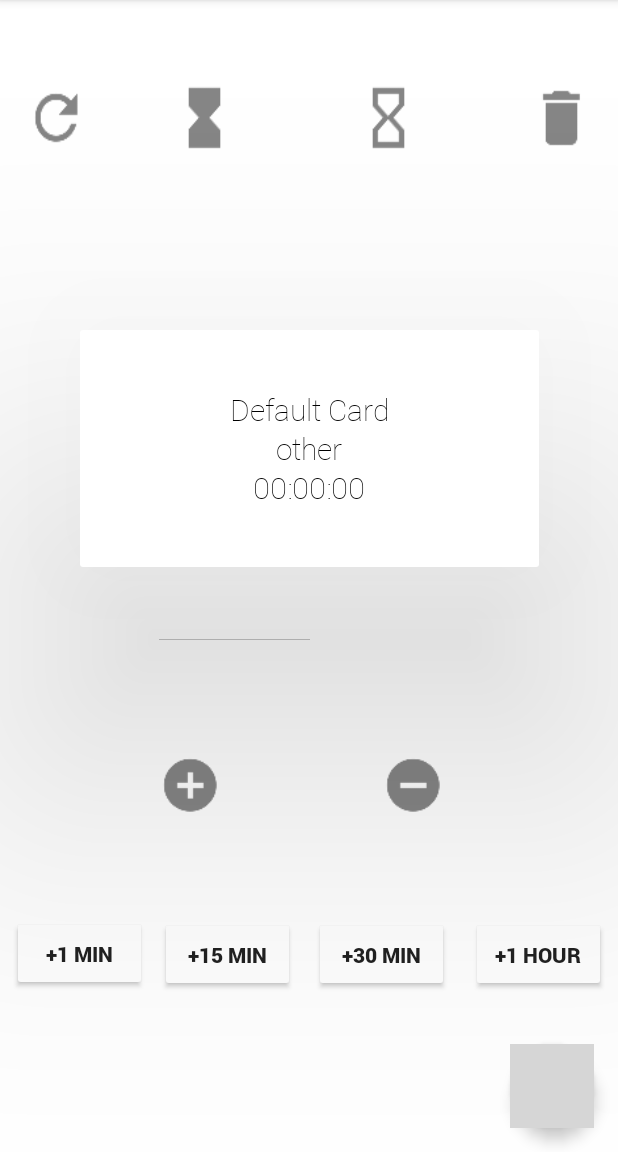
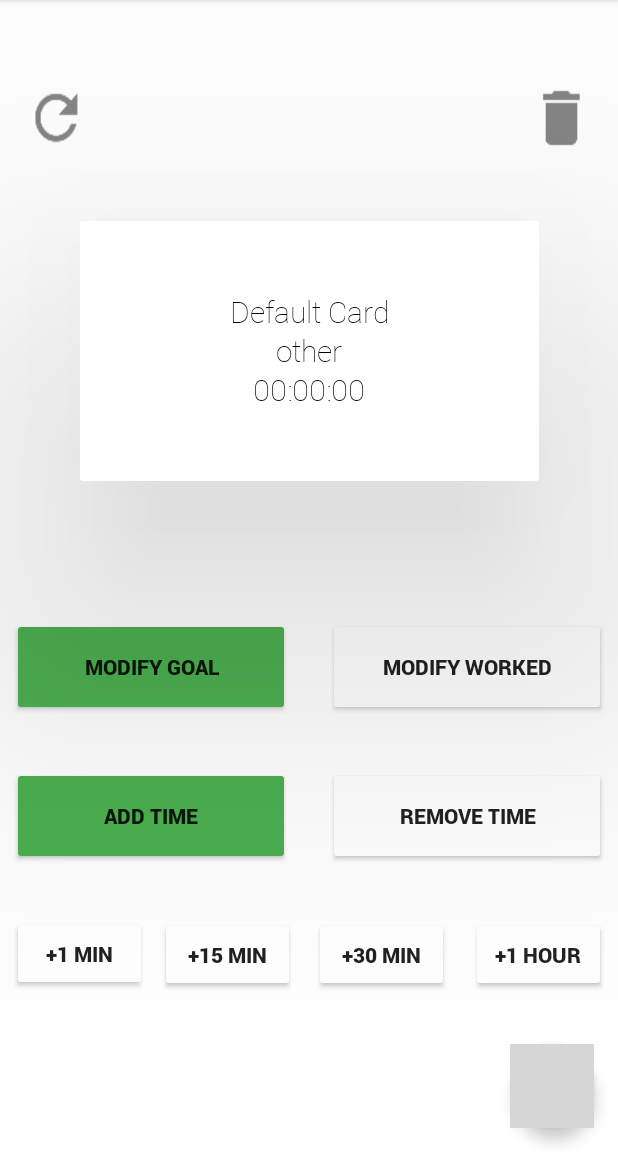
Before and after one commit to EthanJWright/PunchCard, an Android app: the screen it shows after launch (MainActivity), on a phone screen of 412 x 824 dp, the part 84-1236 px from its top. Run offline under Robolectric (Android 15) with nearby library versions, the phone set to English and light mode, and no system bars; grey boxes are pictures that could not be loaded.

Commit message:
Moved Modify Goal code to work with Add Time

```diff
--- a/JavaPunchCard/app/build.gradle
+++ b/JavaPunchCard/app/build.gradle
@@ -5,7 +5,7 @@ android {
     buildToolsVersion "25.0.3"
     defaultConfig {
         applicationId "com.example.ethanwright.javapunchcard"
-        minSdkVersion 15
+        minSdkVersion 21
         targetSdkVersion 25
         versionCode 1
         versionName "1.0"
--- a/JavaPunchCard/app/src/main/java/com/example/ethanwright/javapunchcard/MainActivity.java
+++ b/JavaPunchCard/app/src/main/java/com/example/ethanwright/javapunchcard/MainActivity.java
@@ -47,6 +47,7 @@ public class MainActivity extends AppCompatActivity
 
     final public CardView punchCardInterface = new CardView();
     public Button but;
+    public boolean isSettingGoal = true;
 
 
     private void startNotification(){
@@ -79,8 +80,9 @@ public class MainActivity extends AppCompatActivity
 
     @RequiresApi(api = Build.VERSION_CODES.LOLLIPOP)
     private void updateUI() {
-        Typeface roboto = Typeface.createFromAsset(getAssets(), "fonts/Roboto-Thin.ttf");
-        but.setTypeface(roboto);
+        Typeface roboto_thin = Typeface.createFromAsset(getAssets(), "fonts/Roboto-Thin.ttf");
+        Typeface roboto = Typeface.createFromAsset(getAssets(), "fonts/Roboto.ttf");
+        but.setTypeface(roboto_thin);
         // color the button correctly
         int color = Colors.light_color;
         FormatTime ftime = new FormatTime();
@@ -161,12 +163,12 @@ public class MainActivity extends AppCompatActivity
         }
     }
 
-     public void addHourGoal() {
-         punchCardInterface.getCurrent().getCard().setGoal(punchCardInterface.getCurrent().getCard().getGoal() + 1800000);
+     public void addGoal(Long amount) {
+         punchCardInterface.getCurrent().getCard().setGoal(punchCardInterface.getCurrent().getCard().getGoal() + amount);
     }
-    public void removeHourGoal(){
+    public void removeGoal(Long amount){
         if(punchCardInterface.getCurrent().getCard().getGoal() > 0) {
-            punchCardInterface.getCurrent().getCard().setGoal(punchCardInterface.getCurrent().getCard().getGoal() - 1800000);
+            punchCardInterface.getCurrent().getCard().setGoal(punchCardInterface.getCurrent().getCard().getGoal() - amount);
         }
     }
 
@@ -227,6 +229,20 @@ public void punchInOut(){
 
 }
 
+@RequiresApi(api = Build.VERSION_CODES.LOLLIPOP)
+public void changeValues(Long amount){
+    long adding = amount * subtracting;
+        if (isSettingGoal) {
+            Long changing = punchCardInterface.getCurrent().getCard().getGoal();
+            if(changing + adding > 0) {
+                punchCardInterface.getCurrent().getCard().setGoal(changing + adding);
+            }
+        } else {
+            punchCardInterface.getCurrent().getCard().addUserBuffer(adding);
+        }
+        updateUI();
+}
+
 
     private int subtracting = 1;
 
@@ -279,15 +295,14 @@ public void punchInOut(){
         startInterfaceTimer();
 
 
-        Typeface roboto = Typeface.createFromAsset(getAssets(), "fonts/Roboto.ttf");
+
+        final Typeface roboto = Typeface.createFromAsset(getAssets(), "fonts/Roboto.ttf");
         final Button addMin = (Button) findViewById(R.id.add_one);
         addMin.setTypeface(roboto);
          addMin.setOnClickListener(new OnClickListener() {
             @Override
             public void onClick(View v) {
-                long mill_in_min = 60000 * subtracting;
-                punchCardInterface.getCurrent().getCard().addUserBuffer(mill_in_min);
-                updateUI();
+                changeValues((long) 60000);
             }
         });
 
@@ -296,9 +311,7 @@ public void punchInOut(){
          addFifteen.setOnClickListener(new OnClickListener() {
             @Override
             public void onClick(View v) {
-                long mill_in_fifteen = 900000 * subtracting;
-                punchCardInterface.getCurrent().getCard().addUserBuffer(mill_in_fifteen);
-                updateUI();
+                changeValues((long) 900000 );
             }
         });
 
@@ -307,9 +320,7 @@ public void punchInOut(){
          addThirty.setOnClickListener(new OnClickListener() {
             @Override
             public void onClick(View v) {
-                long mill_in_thirty_min = 1800000 * subtracting;
-                punchCardInterface.getCurrent().getCard().addUserBuffer(mill_in_thirty_min);
-                updateUI();
+                changeValues((long) 1800000);
             }
         });
 
@@ -318,14 +329,18 @@ public void punchInOut(){
          addHour.setOnClickListener(new OnClickListener() {
             @Override
             public void onClick(View v) {
-                long mill_in_hour = 3600000 * subtracting;
-                punchCardInterface.getCurrent().getCard().addUserBuffer(mill_in_hour);
-                updateUI();
+                changeValues((long) 3600000 );
             }
         });
 
 
         final Button setSubtract = (Button) findViewById(R.id.minus_sign);
+        final Button setAdd = (Button) findViewById(R.id.plus_sign);
+        setSubtract.setBackgroundTintList(ColorStateList.valueOf(Colors.light_color));
+        setAdd.setBackgroundTintList(ColorStateList.valueOf(Colors.dark_color));
+        setAdd.setTypeface(roboto);
+        setSubtract.setTypeface(roboto);
+
         setSubtract.setOnClickListener(new OnClickListener() {
             @Override
             public void onClick(View v) {
@@ -333,11 +348,12 @@ public void punchInOut(){
                 addFifteen.setText("-" + "15 min");
                 addThirty.setText("-" + "30 min");
                 addHour.setText("-" + "1 hour");
+                setSubtract.setBackgroundTintList(ColorStateList.valueOf(Colors.dark_color));
+                setAdd.setBackgroundTintList(ColorStateList.valueOf(Colors.light_color));
                 subtracting = -1;
             }
         });
 
-        final Button setAdd = (Button) findViewById(R.id.plus_sign);
         setAdd.setOnClickListener(new OnClickListener() {
             @Override
             public void onClick(View v) {
@@ -346,6 +362,8 @@ public void punchInOut(){
                 addThirty.setText("+" + "30 min");
                 addHour.setText("+" + "1 hour");
                 subtracting = 1;
+                setSubtract.setBackgroundTintList(ColorStateList.valueOf(Colors.light_color));
+                setAdd.setBackgroundTintList(ColorStateList.valueOf(Colors.dark_color));
             }
         });
 
@@ -370,20 +388,31 @@ public void punchInOut(){
             }
         });
 
-        final Button addHourGoalButton = (Button) findViewById(R.id.add_hour_goal);
-        addHourGoalButton.setOnClickListener(new OnClickListener() {
+        // Set up Modify buttons
+        final Button removeGoalButton = (Button) findViewById(R.id.remove_hour_goal);
+        final Button addGoalButton = (Button) findViewById(R.id.add_hour_goal);
+
+        addGoalButton.setTypeface(roboto);
+        removeGoalButton.setTypeface(roboto);
+        addGoalButton.setBackgroundTintList(ColorStateList.valueOf(Colors.dark_color));
+        removeGoalButton.setBackgroundTintList(ColorStateList.valueOf(Colors.white));
+
+        addGoalButton.setOnClickListener(new OnClickListener() {
             @Override
             public void onClick(View v) {
-                addHourGoal();
+                addGoalButton.setBackgroundTintList(ColorStateList.valueOf(Colors.dark_color));
+                removeGoalButton.setBackgroundTintList(ColorStateList.valueOf(Colors.white));
+                isSettingGoal = true;
                 updateUI();
             }
         });
 
-        final Button removeHourGoalButton = (Button) findViewById(R.id.remove_hour_goal);
-        removeHourGoalButton.setOnClickListener(new OnClickListener() {
+        removeGoalButton.setOnClickListener(new OnClickListener() {
             @Override
             public void onClick(View v) {
-                removeHourGoal();
+                addGoalButton.setBackgroundTintList(ColorStateList.valueOf(Colors.light_color));
+                removeGoalButton.setBackgroundTintList(ColorStateList.valueOf(Colors.dark_color));
+                isSettingGoal = false;
                 updateUI();
             }
         });
--- a/JavaPunchCard/app/src/main/res/layout/app_bar_main.xml
+++ b/JavaPunchCard/app/src/main/res/layout/app_bar_main.xml
@@ -29,18 +29,7 @@
         android:layout_margin="@dimen/fab_margin"
         app:srcCompat="@android:drawable/ic_dialog_email" />
 
-    <Button style="@style/Widget.AppCompat.Button"
-        android:id="@+id/current_card"
-        android:elevation="130dp"
-        android:textAllCaps="false"
-        android:layout_width="314dp"
-        android:layout_height="170dp"
-        android:stateListAnimator="@drawable/button_elevation"
-        android:layout_gravity="top|center_horizontal"
-        android:padding="10dp"
-        android:textColor="@color/black"
-        app:layout_anchor="@+id/include"
-        app:layout_anchorGravity="center_vertical|center_horizontal" />
+
 
 
 
@@ -52,9 +41,30 @@
 
 
 
+
+
     <android.support.constraint.ConstraintLayout
         android:layout_width="match_parent"
         android:layout_height="match_parent">
+
+    <Button style="@style/Widget.AppCompat.Button"
+        android:id="@+id/current_card"
+        android:elevation="130dp"
+        android:textAllCaps="false"
+        android:layout_width="314dp"
+        android:layout_height="185dp"
+        android:stateListAnimator="@drawable/button_elevation"
+        app:layout_anchorGravity="top|right"
+        android:layout_marginLeft="8dp"
+        app:layout_constraintLeft_toLeftOf="parent"
+        app:layout_constraintTop_toTopOf="parent"
+        android:layout_marginTop="8dp"
+        android:layout_marginRight="8dp"
+        app:layout_constraintRight_toRightOf="parent"
+        app:layout_constraintBottom_toBottomOf="parent"
+        android:layout_marginBottom="8dp"
+                    app:layout_constraintVertical_bias="0.304" />
+
 
         <Button
             android:id="@+id/delete_button"
@@ -95,12 +105,12 @@
             app:layout_constraintVertical_bias="0.135" />
 
 
-    <Button
+        <Button style="@style/Widget.AppCompat.Button"
             android:id="@+id/add_hour_goal"
-        android:layout_width="42dp"
-        android:layout_height="wrap_content"
+            android:layout_width="185dp"
+            android:layout_height="65dp"
+            android:text="@string/modify_goal"
             android:layout_gravity="bottom|center_horizontal"
-        android:background="@drawable/ic_add_goal_hour"
             app:layout_anchorGravity="top|center_horizontal"
             app:layout_constraintTop_toTopOf="parent"
             android:layout_marginTop="8dp"
@@ -110,15 +120,15 @@
             app:layout_constraintLeft_toLeftOf="parent"
             android:layout_marginRight="8dp"
             app:layout_constraintRight_toRightOf="parent"
-        app:layout_constraintHorizontal_bias="0.303"
-        app:layout_constraintVertical_bias="0.135" />
+            app:layout_constraintHorizontal_bias="0.0"
+            app:layout_constraintVertical_bias="0.619" />
 
-    <Button
+        <Button style="@style/Widget.AppCompat.Button"
             android:id="@+id/remove_hour_goal"
-        android:layout_width="42dp"
-        android:layout_height="wrap_content"
+            android:layout_width="185dp"
+            android:layout_height="65dp"
+            android:text="@string/modify_worked"
             android:layout_gravity="bottom|center_horizontal"
-        android:background="@drawable/ic_remove_goal_hour"
             app:layout_anchorGravity="bottom|center_horizontal"
             app:layout_constraintTop_toTopOf="parent"
             android:layout_marginTop="8dp"
@@ -128,8 +138,8 @@
             app:layout_constraintRight_toRightOf="parent"
             android:layout_marginLeft="8dp"
             app:layout_constraintLeft_toLeftOf="parent"
-        app:layout_constraintHorizontal_bias="0.65"
-        app:layout_constraintVertical_bias="0.135" />
+            app:layout_constraintHorizontal_bias="1.0"
+            app:layout_constraintVertical_bias="0.619" />
 
         <Button style="@style/Widget.AppCompat.Button"
             android:id="@+id/add_hour"
@@ -210,9 +220,9 @@
 
         <Button style="@style/Widget.AppCompat.Button"
             android:id="@+id/plus_sign"
-            android:layout_width="42dp"
-            android:layout_height="42dp"
-            android:background="@drawable/ic_add_circle_in"
+            android:layout_width="185dp"
+            android:layout_height="65dp"
+            android:text="@string/add_time"
             app:layout_constraintTop_toTopOf="parent"
             android:layout_marginTop="8dp"
             app:layout_constraintBottom_toBottomOf="parent"
@@ -221,14 +231,14 @@
             app:layout_constraintLeft_toLeftOf="parent"
             android:layout_marginRight="8dp"
             app:layout_constraintRight_toRightOf="parent"
-            app:layout_constraintHorizontal_bias="0.276"
-            app:layout_constraintVertical_bias="0.719" />
+            app:layout_constraintHorizontal_bias="0.0"
+            app:layout_constraintVertical_bias="0.753" />
 
         <Button
             android:id="@+id/minus_sign"
-            android:layout_width="42dp"
-            android:layout_height="42dp"
-            android:background="@drawable/ic_remove_circle_in"
+            android:layout_width="185dp"
+            android:layout_height="65dp"
+            android:text="@string/remove_time"
             android:layout_marginLeft="8dp"
             app:layout_constraintLeft_toLeftOf="parent"
             android:layout_marginRight="8dp"
@@ -237,8 +247,8 @@
             android:layout_marginTop="8dp"
             app:layout_constraintBottom_toBottomOf="parent"
             android:layout_marginBottom="8dp"
-            app:layout_constraintHorizontal_bias="0.696"
-            app:layout_constraintVertical_bias="0.719" />
+            app:layout_constraintHorizontal_bias="1.0"
+            app:layout_constraintVertical_bias="0.753" />
 
     </android.support.constraint.ConstraintLayout>
 
--- a/JavaPunchCard/app/src/main/res/values/strings.xml
+++ b/JavaPunchCard/app/src/main/res/values/strings.xml
@@ -31,4 +31,8 @@
 
     <string name="action_share">Share</string>
     <string name="action_reply">Reply</string>
+    <string name="modify_goal">Modify Goal</string>
+    <string name="modify_worked">Modify Worked</string>
+    <string name="remove_time">Remove Time</string>
+    <string name="add_time">Add Time</string>
 </resources>
```
Lines whose indentation alone changed are shown as unchanged.
